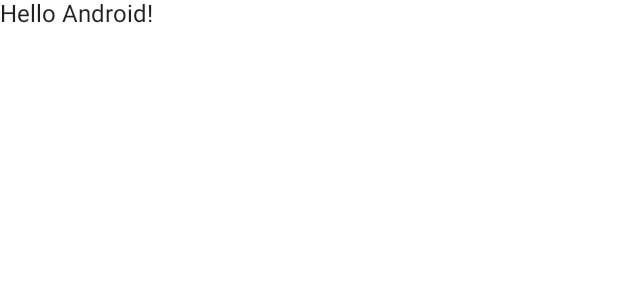
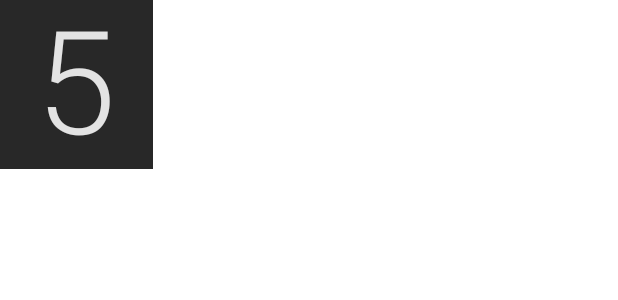
Before and after one commit to jimmymorales/OTPCompose, an Android app built with Jetpack Compose: the @Preview function DefaultPreview, on a phone screen of 412 x 824 dp. Shown: the top 300 px of the screen. Run offline under Robolectric (Android 15) with nearby library versions, the phone set to English and light mode, and no system bars.

Commit message:
feat: Static OTP Item

```diff
--- a/app/src/main/java/dev/jimmymorales/otp/MainActivity.kt
+++ b/app/src/main/java/dev/jimmymorales/otp/MainActivity.kt
@@ -3,11 +3,14 @@ package dev.jimmymorales.otp
 import android.os.Bundle
 import androidx.activity.ComponentActivity
 import androidx.activity.compose.setContent
+import androidx.compose.foundation.layout.padding
 import androidx.compose.material.MaterialTheme
 import androidx.compose.material.Surface
 import androidx.compose.material.Text
 import androidx.compose.runtime.Composable
+import androidx.compose.ui.Modifier
 import androidx.compose.ui.tooling.preview.Preview
+import androidx.compose.ui.unit.dp
 import dev.jimmymorales.otp.ui.theme.OTPTheme
 
 class MainActivity : ComponentActivity() {
@@ -17,7 +20,7 @@ class MainActivity : ComponentActivity() {
             OTPTheme {
                 // A surface container using the 'background' color from the theme
                 Surface(color = MaterialTheme.colors.background) {
-                    OtpItem("Android")
+                    OtpItem(value = 5)
                 }
             }
         }
@@ -25,14 +28,20 @@ class MainActivity : ComponentActivity() {
 }
 
 @Composable
-fun OtpItem(name: String) {
-    Text(text = "Hello $name!")
+fun OtpItem(value: Int) {
+    Surface(elevation = 4.dp) {
+        Text(
+            modifier = Modifier.padding(horizontal = 24.dp),
+            text = "$value",
+            style = MaterialTheme.typography.h1
+        )
+    }
 }
 
 @Preview(showBackground = true)
 @Composable
 fun DefaultPreview() {
-    OTPTheme {
-        OtpItem("Android")
+    OTPTheme(darkTheme = true) {
+        OtpItem(value = 5)
     }
 }
```
